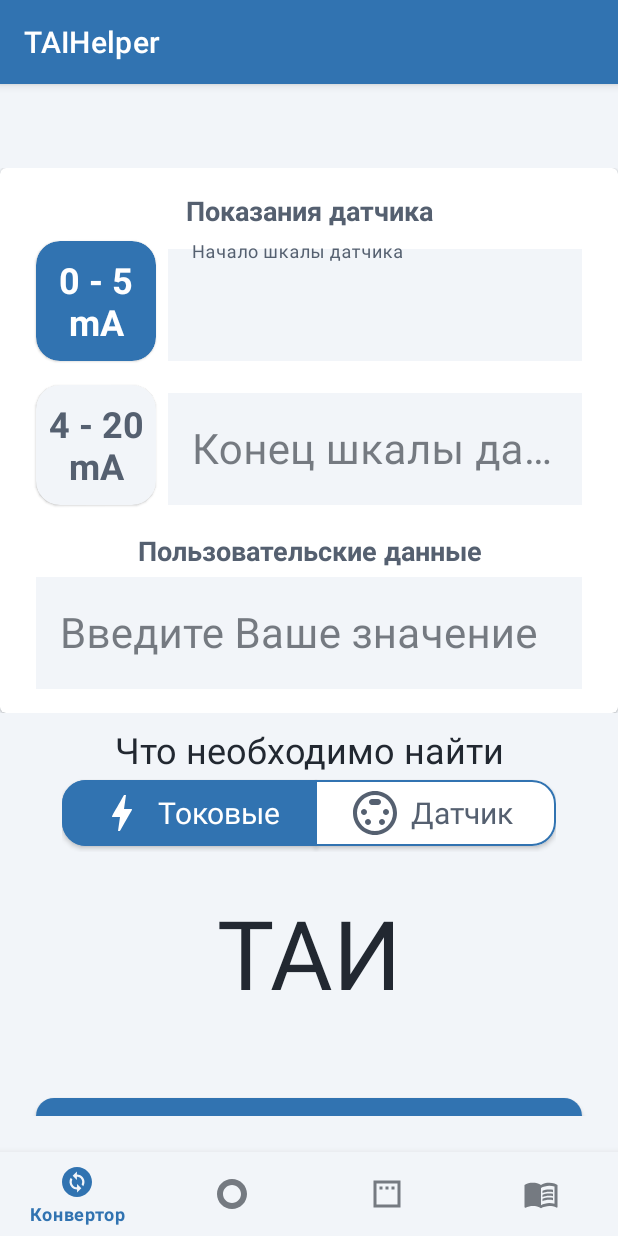
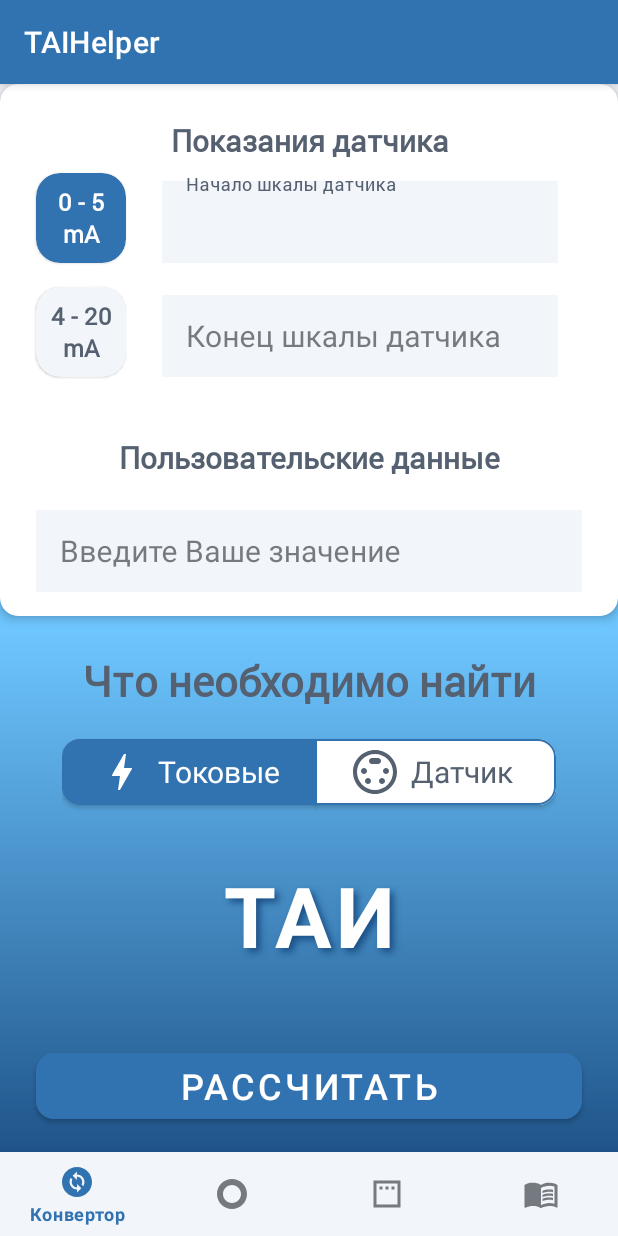
Before and after one commit to Gizatulin-Vitaly/TAIHelper, an Android app: the screen it shows after launch (MainActivity), on a phone screen of 412 x 824 dp. Run offline under Robolectric (Android 15) with nearby library versions, the phone set to English and light mode, and no system bars; our stand-ins replace Dagger/Hilt's generated code, data binding, navigation-ui.

Commit message:
"Пятый коммит: Доделана интерфейс первого окна"

```diff
--- a/app/src/main/java/com/reftgres/taihelper/ui/converter/ConverterFragment.kt
+++ b/app/src/main/java/com/reftgres/taihelper/ui/converter/ConverterFragment.kt
@@ -23,11 +23,14 @@ class FragmentConverter : Fragment() {
         inflater: LayoutInflater, container: ViewGroup?, savedInstanceState: Bundle?
     ): View {
         _binding = FragmentConverterBinding.inflate(inflater, container, false)
+
         return binding.root
     }
 
+
     override fun onViewCreated(view: View, savedInstanceState: Bundle?) {
         super.onViewCreated(view, savedInstanceState)
+
 
         // Подписка на изменение цвета карточек
         viewModel.isVoltagePrimary.observe(viewLifecycleOwner) { isPrimary ->
--- /dev/null
+++ b/app/src/main/res/drawable/gradient_background.xml
@@ -0,0 +1,14 @@
+<?xml version="1.0" encoding="utf-8"?>
+<layer-list xmlns:android="http://schemas.android.com/apk/res/android">
+    <item>
+        <shape android:shape="rectangle">
+            <gradient
+                android:angle="90"
+                android:startColor="#1B4F84"
+            android:centerColor="#6EC6FF"
+            android:endColor="#6EC6FF"
+            android:type="linear"/>
+            <corners android:radius="16dp"/>
+        </shape>
+    </item>
+</layer-list>
--- a/app/src/main/res/layout/activity_main.xml
+++ b/app/src/main/res/layout/activity_main.xml
@@ -4,8 +4,7 @@
     xmlns:tools="http://schemas.android.com/tools"
     android:id="@+id/container"
     android:layout_width="match_parent"
-    android:layout_height="match_parent"
-    android:paddingTop="?attr/actionBarSize">
+    android:layout_height="match_parent">
 
     <com.google.android.material.bottomnavigation.BottomNavigationView
         android:id="@+id/bottomNavigationView"
--- a/app/src/main/res/layout/change_voltage_layout.xml
+++ b/app/src/main/res/layout/change_voltage_layout.xml
@@ -10,17 +10,21 @@
         android:layout_width="match_parent"
         android:layout_height="wrap_content"
         app:cardPreventCornerOverlap="true"
-        app:cardBackgroundColor="@color/surface_white"
         app:strokeColor="@color/primary_dark_blue"
         app:layout_constraintTop_toTopOf="parent"
         app:layout_constraintStart_toStartOf="parent"
         app:layout_constraintEnd_toEndOf="parent"
-        app:layout_constraintBottom_toBottomOf="parent">
+        app:layout_constraintBottom_toBottomOf="parent"
+        app:cardElevation="4dp"
+        app:cardCornerRadius="12dp"
+        android:layout_marginBottom="8dp">
 
         <androidx.constraintlayout.widget.ConstraintLayout
             android:layout_width="match_parent"
             android:layout_height="wrap_content"
-            android:padding="16dp">
+            android:paddingBottom="16dp"
+            android:paddingStart="16dp"
+            android:paddingEnd="16dp">
 
             <com.google.android.material.textview.MaterialTextView
                 android:id="@+id/text_tittle_first"
@@ -29,19 +33,22 @@
                 android:text="Показания датчика"
                 android:gravity="center"
                 android:textColor="@color/text_secondary"
-                android:textSize="18sp"
+                android:textSize="20sp"
                 android:textStyle="bold"
+                android:fontFamily="@font/roboto_regular"
                 app:layout_constraintTop_toTopOf="parent"
-                app:layout_constraintBottom_toTopOf="@id/card_05">
-            </com.google.android.material.textview.MaterialTextView>
+                app:layout_constraintBottom_toTopOf="@id/card_05"
+                android:layout_marginTop="24dp"
+                android:layout_marginBottom="16dp" />
+
 
             <com.google.android.material.card.MaterialCardView
                 android:id="@+id/card_05"
-                android:layout_width="80dp"
-                android:layout_height="80dp"
+                android:layout_width="60dp"
+                android:layout_height="60dp"
                 app:cardCornerRadius="16dp"
                 app:cardBackgroundColor="@color/primary_blue"
-                android:elevation="8dp"
+                android:elevation="12dp"
                 android:layout_marginTop="8dp"
                 android:layout_marginStart="8dp"
                 app:layout_constraintStart_toStartOf="parent"
@@ -51,9 +58,10 @@
                     android:id="@+id/text_0_5"
                     android:layout_width="match_parent"
                     android:layout_height="match_parent"
-                    android:text="0 - 5 mA"
+                    android:text="0 - 5  mA"
+                    android:fontFamily="@font/roboto_regular"
                     android:gravity="center"
-                    android:textSize="24sp"
+                    android:textSize="16sp"
                     android:textStyle="bold"
                     android:textColor="@color/surface_white"/>
             </com.google.android.material.card.MaterialCardView>
@@ -61,11 +69,14 @@
             <com.google.android.material.textfield.TextInputLayout
                 android:id="@+id/enter_start"
                 android:layout_width="0dp"
-                android:layout_height="80dp"
+                android:layout_height="60dp"
                 android:layout_marginStart="8dp"
                 android:layout_marginEnd="8dp"
+                android:inputType="numberDecimal"
                 app:hintTextColor="@color/text_secondary"
                 app:boxStrokeColor="@color/text_secondary"
+                android:paddingStart="16dp"
+                android:paddingEnd="16dp"
                 app:layout_constraintTop_toTopOf="@id/card_05"
                 app:layout_constraintStart_toEndOf="@id/card_05"
                 app:layout_constraintEnd_toEndOf="parent">
@@ -74,22 +85,21 @@
                     android:id="@+id/start_value"
                     android:layout_width="match_parent"
                     android:layout_height="match_parent"
-                    android:textSize="28sp"
+                    android:textSize="20sp"
+                    android:fontFamily="@font/roboto_regular"
                     android:hint="Начало шкалы датчика"
                     android:inputType="numberDecimal"
-                    android:focusable="true"
-                    android:focusableInTouchMode="true"
                     android:background="@color/background_light"
                     app:boxStrokeColor="@color/text_secondary"/>
             </com.google.android.material.textfield.TextInputLayout>
 
             <com.google.android.material.card.MaterialCardView
                 android:id="@+id/card_420"
-                android:layout_width="80dp"
-                android:layout_height="80dp"
+                android:layout_width="60dp"
+                android:layout_height="60dp"
                 app:cardCornerRadius="16dp"
                 app:cardBackgroundColor="@color/background_light"
-                android:elevation="8dp"
+                android:elevation="12dp"
                 android:layout_marginStart="8dp"
                 android:layout_marginTop="16dp"
                 app:layout_constraintStart_toStartOf="parent"
@@ -100,9 +110,9 @@
                     android:layout_width="match_parent"
                     android:layout_height="match_parent"
                     android:text="4 - 20 mA"
-
+                    android:fontFamily="@font/roboto_regular"
                     android:gravity="center"
-                    android:textSize="24sp"
+                    android:textSize="16sp"
                     android:textStyle="bold"
                     android:textColor="@color/text_secondary"/>
             </com.google.android.material.card.MaterialCardView>
@@ -110,11 +120,14 @@
             <com.google.android.material.textfield.TextInputLayout
                 android:id="@+id/enter_finish"
                 android:layout_width="0dp"
-                android:layout_height="80dp"
+                android:layout_height="60dp"
                 android:layout_marginStart="8dp"
                 android:layout_marginEnd="8dp"
+                android:paddingStart="16dp"
+                android:paddingEnd="16dp"
                 app:hintTextColor="@color/text_secondary"
                 app:boxStrokeColor="@color/text_secondary"
+                app:hintAnimationEnabled="true"
                 app:layout_constraintTop_toTopOf="@id/card_420"
                 app:layout_constraintStart_toEndOf="@id/card_420"
                 app:layout_constraintEnd_toEndOf="parent">
@@ -124,7 +137,7 @@
                     android:layout_width="match_parent"
                     android:layout_height="match_parent"
                     android:hint="Конец шкалы датчика"
-                    android:textSize="28sp"
+                    android:textSize="20sp"
                     android:inputType="numberDecimal"
                     android:background="@color/background_light"
                     app:boxStrokeColor="@color/text_secondary"/>
@@ -137,18 +150,20 @@
                 android:text="Пользовательские данные"
                 android:gravity="center"
                 android:textColor="@color/text_secondary"
-                android:textSize="18sp"
-                android:inputType="numberDecimal"
+                android:paddingVertical="16dp"
+                android:paddingHorizontal="12dp"
+                android:textSize="20sp"
                 android:textStyle="bold"
-                android:layout_marginTop="18dp"
+                android:layout_marginTop="24dp"
+                android:fontFamily="@font/roboto_regular"
                 app:layout_constraintTop_toBottomOf="@id/card_420"
-                app:layout_constraintBottom_toTopOf="@id/enter_users">
-            </com.google.android.material.textview.MaterialTextView>
+                app:layout_constraintBottom_toTopOf="@id/enter_users" />
+
 
             <com.google.android.material.textfield.TextInputLayout
                 android:id="@+id/enter_users"
                 android:layout_width="match_parent"
-                android:layout_height="80dp"
+                android:layout_height="60dp"
                 android:layout_marginStart="8dp"
                 android:layout_marginEnd="8dp"
                 android:hint="Введите Ваше значение"
@@ -165,7 +180,8 @@
                     android:layout_height="match_parent"
                     android:background="@color/background_light"
                     app:boxStrokeColor="@color/text_secondary"
-                    android:textSize="28sp"
+                    android:textSize="20sp"
+                    android:inputType="numberDecimal"
                     app:boxCornerRadiusTopStart="16dp"
                     app:boxCornerRadiusTopEnd="16dp"/>
             </com.google.android.material.textfield.TextInputLayout>
--- a/app/src/main/res/layout/fragment_converter.xml
+++ b/app/src/main/res/layout/fragment_converter.xml
@@ -1,7 +1,6 @@
 <?xml version="1.0" encoding="utf-8"?>
 <layout xmlns:android="http://schemas.android.com/apk/res/android"
     xmlns:app="http://schemas.android.com/apk/res-auto">
-
     <data>
         <variable
             name="viewModel"
@@ -11,12 +10,14 @@
     <androidx.core.widget.NestedScrollView
         android:layout_width="match_parent"
         android:layout_height="match_parent"
-        android:paddingBottom="80dp"
+        android:paddingBottom="40dp"
         android:fillViewport="true">
 
         <androidx.constraintlayout.widget.ConstraintLayout
             android:layout_width="match_parent"
-            android:layout_height="match_parent">
+            android:layout_height="match_parent"
+            android:background="@drawable/gradient_background"
+            >
 
             <include
                 android:id="@+id/change_voltage_layout"
@@ -34,12 +35,15 @@
                 app:layout_constraintTop_toBottomOf="@id/change_voltage_layout"
                 app:layout_constraintStart_toStartOf="parent"
                 app:layout_constraintEnd_toEndOf="parent"
-                android:textSize="24sp"
+                android:textSize="28sp"
                 android:text="Что необходимо найти"
                 android:gravity="center"
-                android:textColor="?attr/colorOnBackground"
-                android:layout_marginBottom="16dp"
-                android:layout_marginTop="8dp" />
+                android:textColor="@color/text_secondary"
+                android:textStyle="bold"
+                android:layout_marginBottom="24dp"
+                android:layout_marginTop="16dp"
+                android:fontFamily="@font/roboto_regular"/>
+
 
             <com.google.android.material.button.MaterialButtonToggleGroup
                 android:id="@+id/mode_switch"
@@ -51,6 +55,7 @@
                 android:layout_height="wrap_content"
                 app:singleSelection="true"
                 app:selectionRequired="true"
+                android:layout_marginTop="16dp"
                 android:layout_marginBottom="8dp"
                 app:backgroundTint="?attr/colorSurface">
 
@@ -64,7 +69,7 @@
                     app:icon="@drawable/ic_bolt"
                     app:iconSize="32dp"
                     app:iconPadding="8dp"
-                    app:cornerRadius="16dp"
+                    app:cornerRadius="12dp"
                     app:rippleColor="?attr/colorPrimaryVariant"
                     app:strokeColor="?attr/colorPrimary"
                     app:backgroundTint="@color/primary_blue"
@@ -81,7 +86,7 @@
                     app:icon="@drawable/ic_current"
                     app:iconSize="32dp"
                     app:iconPadding="8dp"
-                    app:cornerRadius="16dp"
+                    app:cornerRadius="12dp"
                     app:rippleColor="?attr/colorPrimaryVariant"
                     app:strokeColor="?attr/colorPrimary"
                     app:backgroundTint="?attr/colorSurface"
@@ -94,28 +99,37 @@
                 android:id="@+id/resultTextView"
                 android:layout_width="match_parent"
                 android:layout_height="wrap_content"
-                android:layout_margin="24dp"
+                android:layout_marginHorizontal="24dp"
+                android:layout_marginVertical="16dp"
                 android:gravity="center"
                 android:text="ТАИ"
-                android:textSize="64sp"
-                android:textColor="?attr/colorOnBackground"
+                android:textStyle="bold"
+                android:textSize="56sp"
+                android:textColor="@color/surface_white"
+                android:letterSpacing="0.05"
+                android:shadowColor="#1B4F84"
+                android:shadowDx="4"
+                android:shadowDy="4"
+                android:shadowRadius="6"
                 app:layout_constraintTop_toBottomOf="@id/mode_switch"
                 app:layout_constraintStart_toStartOf="parent"
                 app:layout_constraintEnd_toEndOf="parent"
                 app:layout_constraintBottom_toTopOf="@id/resultButton"/>
 
+
             <com.google.android.material.button.MaterialButton
                 android:id="@+id/resultButton"
                 android:layout_width="0dp"
                 android:layout_height="56dp"
-                android:layout_margin="24dp"
+                android:layout_marginHorizontal="24dp"
+                android:layout_marginVertical="16dp"
                 android:text="Рассчитать"
                 android:textSize="24sp"
                 app:layout_constraintTop_toBottomOf="@id/resultTextView"
                 app:layout_constraintStart_toStartOf="parent"
                 app:layout_constraintEnd_toEndOf="parent"
                 app:layout_constraintBottom_toBottomOf="parent"
-                app:backgroundTint="?attr/colorPrimary"
+                android:backgroundTint="@null"
                 android:textColor="?attr/colorOnPrimary"/>
         </androidx.constraintlayout.widget.ConstraintLayout>
     </androidx.core.widget.NestedScrollView>
```
Also changed, not shown: app/src/main/res/anim/button_press.xml (added, +11 -0 lines), app/src/main/res/font/roboto_regular.ttf (added).
